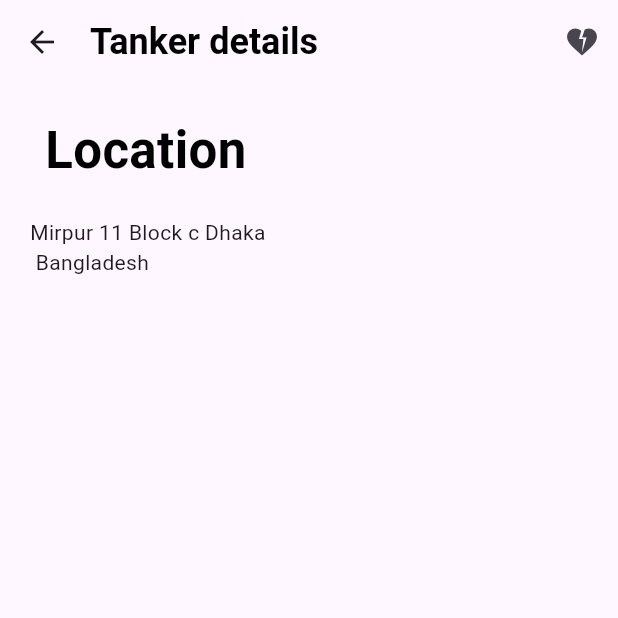
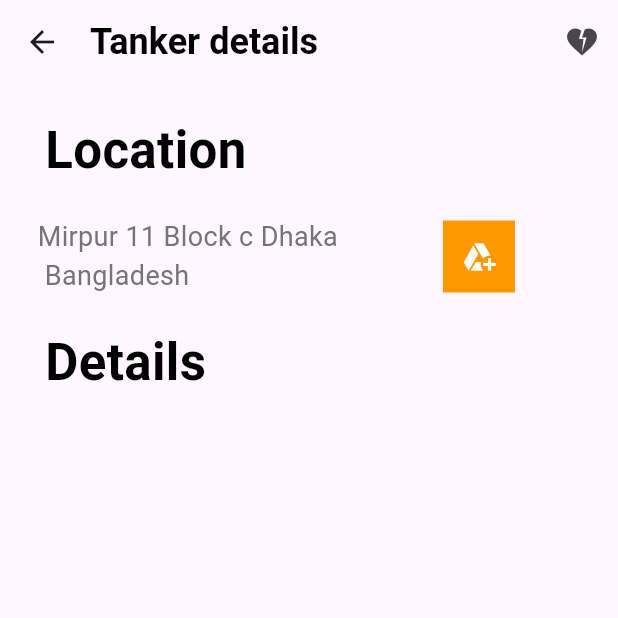
Before and after one commit to Ahmad163563/day02project, a Flutter app: the screen it shows after launch, on a phone screen of 412 x 824 dp, the top half of it. Run offline on Flutter 3.47's test engine with Material 3 defaults, Android fonts, the phone set to English and light mode, and no system bars.

Commit message:
testing project

```diff
--- a/lib/view/page3].dart
+++ b/lib/view/page3].dart
@@ -37,11 +37,22 @@ class _Page3State extends State<Page3> {
           SizedBox(height: 20,),
           Row(
             children: [
-              SizedBox(width: 20,),
-              Text('Mirpur 11 Block c Dhaka\n Bangladesh'),
-
+              SizedBox(width: 25,),
+              Text('Mirpur 11 Block c Dhaka\n Bangladesh',style: TextStyle(color: Colors.grey[600],fontSize: 18),),
+                SizedBox(width: 70,),
+              Container(
+                color: Colors.orange,
+                child: IconButton(onPressed: (){}, icon:  Icon(Icons.add_to_drive_outlined,color: Colors.white,)),
+              )
             ],
-          )
+          ),
+          SizedBox(height: 20,),
+          Row(
+            children: [
+              SizedBox(width: 30,),
+              Text('Details',style: TextStyle(fontWeight: FontWeight.bold,fontSize: 34,color: Colors.black),),
+            ],
+          ),
         ],
       ),
     );
```
